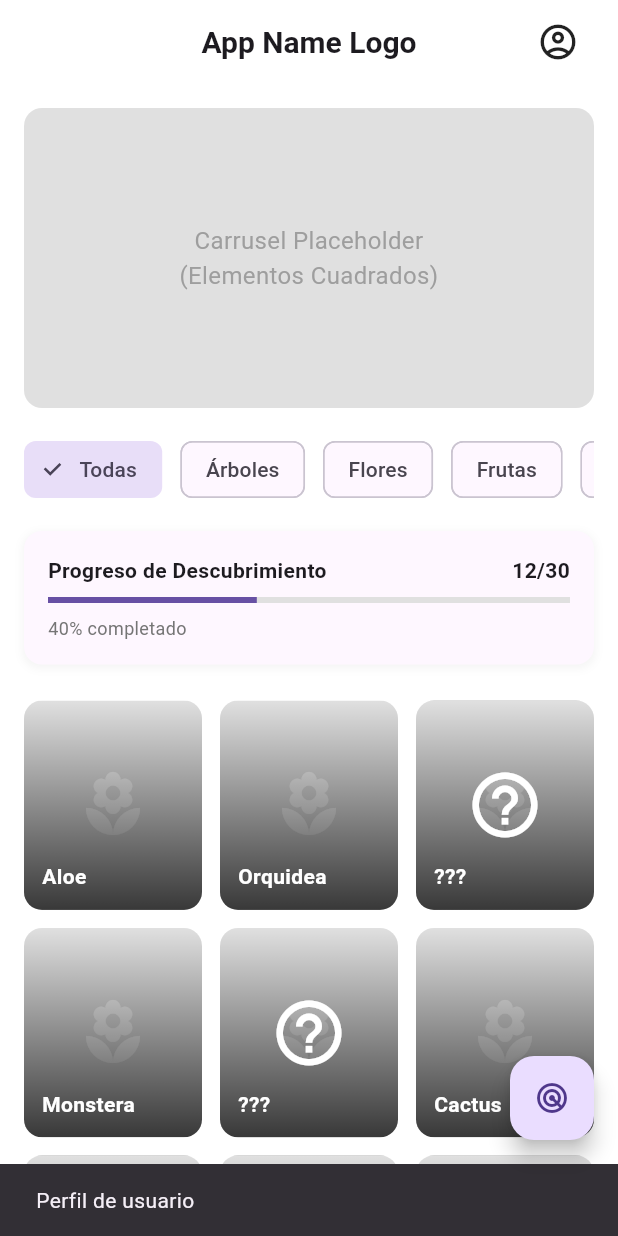
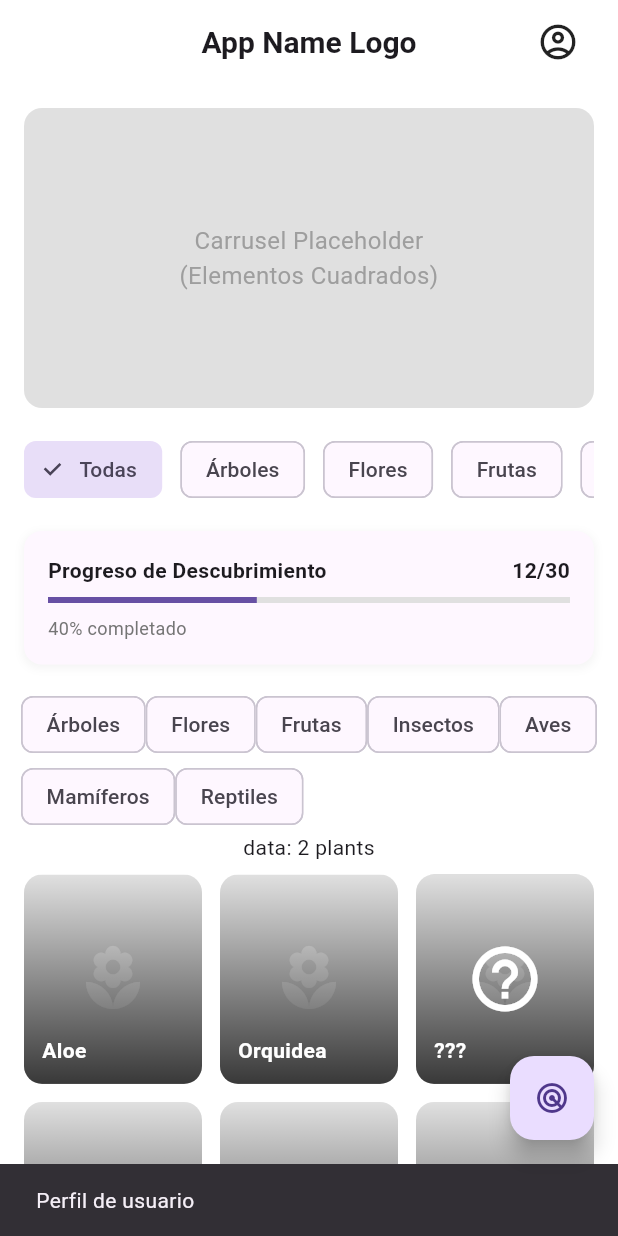
Before and after one commit to Anstayker/botanic-visit-guide-degree-project, a Flutter app: the screen it shows after launch, after a tap on the "account circle" icon, on a phone screen of 412 x 824 dp. Run offline on Flutter 3.47's test engine with Material 3 defaults, Android fonts, the phone set to English and light mode, and no system bars; our stand-ins replace bloc, dartz, equatable, flutter_bloc, get_it, hive and 2 more; accounts and stored records are empty.

Commit message:
feature refactor

```diff
--- a/lib/features/encyclopedia/presentation/pages/encyclopedia_page.dart
+++ b/lib/features/encyclopedia/presentation/pages/encyclopedia_page.dart
@@ -1,10 +1,13 @@
 import 'package:flutter/material.dart';
+
 import 'package:flutter_bloc/flutter_bloc.dart';
 
 import '../../../../injection_container.dart';
 import '../../domain/entities/plant_filter_params.dart';
 import '../../domain/usecases/ency_watch_all_plants.dart';
 import '../bloc/encyclopedia_bloc.dart';
+import '../bloc/user_progress_bloc.dart';
+import '../widgets/encyclopedia_widgets.dart';
 
 class EncyclopediaPage extends StatelessWidget {
   const EncyclopediaPage({super.key});
@@ -14,30 +17,27 @@ class EncyclopediaPage extends StatelessWidget {
     return BlocProvider(
       create: (_) => EncyclopediaBloc(watchAllPlants: sl<EncyWatchAllPlants>())
         ..add(WatchPlantsRequested(filterParams: PlantFilterParams.empty())),
-      child: BlocListener<EncyclopediaBloc, EncyclopediaState>(
-        listener: (context, state) {
-          if (state is EncyclopediaLoaded) {
-            print('Encyclopedia loaded with ${state.plants.length} plants');
-            for (final plant in state.plants) {
-              debugPrint('Plant: ${plant.name}');
+      child: BlocProvider(
+        create: (_) => UserProgressBloc(),
+        child: SliverToBoxAdapter(
+          child: Column(
+            children: const [
+              PlantFilterChips(),
+              FilterChipsWidget(),
+              UserProgressWidget(),
+              PlantGridWidget(),
+            ],
+          ),
+        ),
+      ),
+    );
   }
 }
-          if (state is EncyclopediaError) {
-            debugPrint('Encyclopedia error: ${state.message}');
-          }
-        },
-        child: SliverToBoxAdapter(
-          child: Column(
-            children: [
-              Container(
-                height: 50,
-                margin: const EdgeInsets.symmetric(horizontal: 16.0),
-                child: ListView.builder(
-                  scrollDirection: Axis.horizontal,
-                  itemCount: 8,
-                  itemBuilder: (context, index) {
-                    final categories = [
-                      'Todas',
+
+class FilterChipsWidget extends StatelessWidget {
+  const FilterChipsWidget({super.key});
+
+  final filterOptions = const [
     'Árboles',
     'Flores',
     'Frutas',
@@ -47,74 +47,61 @@ class EncyclopediaPage extends StatelessWidget {
     'Reptiles',
   ];
 
-                    final isSelected = index == 0;
-
-                    return Container(
-                      margin: const EdgeInsets.only(right: 12),
-                      child: FilterChip(
-                        label: Text(categories[index]),
-                        selected: isSelected,
+  @override
+  Widget build(BuildContext context) {
+    return Wrap(
+      children: filterOptions.map((filter) {
+        return FilterChip(
+          label: Text(filter),
           onSelected: (selected) {
-                          //TODO: Implementar logica de filtrado
-                        },
+            context.read<EncyclopediaBloc>().add(
+              WatchPlantsRequested(
+                filterParams: PlantFilterParams(categoryId: filter),
               ),
             );
           },
-                ),
-              ),
-
-              Container(
-                margin: const EdgeInsets.all(16.0),
-                padding: const EdgeInsets.all(16.0),
-                decoration: BoxDecoration(
-                  color: Theme.of(context).cardColor,
-                  borderRadius: BorderRadius.circular(12),
-                  boxShadow: [
-                    BoxShadow(
-                      color: Colors.grey.withOpacity(0.1),
-                      spreadRadius: 1,
-                      blurRadius: 4,
-                      offset: const Offset(0, 2),
-                    ),
-                  ],
-                ),
-                child: Column(
-                  crossAxisAlignment: CrossAxisAlignment.start,
-                  children: [
-                    Row(
-                      mainAxisAlignment: MainAxisAlignment.spaceBetween,
-                      children: [
-                        Text(
-                          'Progreso de Descubrimiento',
-                          style: TextStyle(fontWeight: FontWeight.bold),
-                        ),
-                        Text(
-                          '12/30',
-                          style: TextStyle(fontWeight: FontWeight.bold),
-                        ),
-                      ],
-                    ),
-                    const SizedBox(height: 8.0),
-                    LinearProgressIndicator(
-                      value: 0.4,
-                      backgroundColor: Colors.grey[300],
-                      valueColor: AlwaysStoppedAnimation<Color>(
-                        Theme.of(context).primaryColor,
-                      ),
-                      color: Theme.of(context).primaryColor,
-                    ),
-                    const SizedBox(height: 8.0),
-                    Text(
-                      '40% completado',
-                      style: TextStyle(color: Colors.grey[600], fontSize: 12),
-                    ),
-                  ],
-                ),
-              ),
-            ],
-          ),
-        ),
-      ),
+        );
+      }).toList(),
     );
   }
 }
+
+class UserProgressWidget extends StatelessWidget {
+  const UserProgressWidget({super.key});
+
+  @override
+  Widget build(BuildContext context) {
+    return BlocBuilder<UserProgressBloc, UserProgressState>(
+      builder: (_, state) {
+        if (state is UserProgressLoaded) {
+          debugPrint('User progress loaded');
+        }
+        return SizedBox.shrink();
+      },
+    );
+  }
+}
+
+class PlantGridWidget extends StatelessWidget {
+  const PlantGridWidget({super.key});
+
+  @override
+  Widget build(BuildContext context) {
+    return BlocBuilder<EncyclopediaBloc, EncyclopediaState>(
+      builder: (context, state) {
+        if (state is EncyclopediaLoaded) {
+          return Text('data: ${state.plants.length} plants');
+        }
+        if (state is EncyclopediaLoading) {
+          return CircularProgressIndicator();
+        }
+        if (state is EncyclopediaError) {
+          return Text('Error: ${state.message}');
+        }
+        //! Error Widget
+
+        return Container();
+      },
+    );
+  }
+}
--- /dev/null
+++ b/lib/features/encyclopedia/presentation/widgets/encyclopedia_widgets.dart
@@ -0,0 +1 @@
+export 'plant_filter_chips.dart';
--- /dev/null
+++ b/lib/features/encyclopedia/presentation/widgets/plant_filter_chips.dart
@@ -0,0 +1,92 @@
+import 'package:flutter/material.dart';
+
+class PlantFilterChips extends StatelessWidget {
+  const PlantFilterChips({super.key});
+
+  @override
+  Widget build(BuildContext context) {
+    return Column(
+      children: [
+        Container(
+          height: 50,
+          margin: const EdgeInsets.symmetric(horizontal: 16.0),
+          child: ListView.builder(
+            scrollDirection: Axis.horizontal,
+            itemCount: 8,
+            itemBuilder: (context, index) {
+              final categories = [
+                'Todas',
+                'Árboles',
+                'Flores',
+                'Frutas',
+                'Insectos',
+                'Aves',
+                'Mamíferos',
+                'Reptiles',
+              ];
+
+              final isSelected = index == 0;
+
+              return Container(
+                margin: const EdgeInsets.only(right: 12),
+                child: FilterChip(
+                  label: Text(categories[index]),
+                  selected: isSelected,
+                  onSelected: (selected) {
+                    //TODO: Implementar logica de filtrado
+                  },
+                ),
+              );
+            },
+          ),
+        ),
+
+        Container(
+          margin: const EdgeInsets.all(16.0),
+          padding: const EdgeInsets.all(16.0),
+          decoration: BoxDecoration(
+            color: Theme.of(context).cardColor,
+            borderRadius: BorderRadius.circular(12),
+            boxShadow: [
+              BoxShadow(
+                color: Colors.grey.withValues(alpha: 0.1),
+                spreadRadius: 1,
+                blurRadius: 4,
+                offset: const Offset(0, 2),
+              ),
+            ],
+          ),
+          child: Column(
+            crossAxisAlignment: CrossAxisAlignment.start,
+            children: [
+              Row(
+                mainAxisAlignment: MainAxisAlignment.spaceBetween,
+                children: [
+                  Text(
+                    'Progreso de Descubrimiento',
+                    style: TextStyle(fontWeight: FontWeight.bold),
+                  ),
+                  Text('12/30', style: TextStyle(fontWeight: FontWeight.bold)),
+                ],
+              ),
+              const SizedBox(height: 8.0),
+              LinearProgressIndicator(
+                value: 0.4,
+                backgroundColor: Colors.grey[300],
+                valueColor: AlwaysStoppedAnimation<Color>(
+                  Theme.of(context).primaryColor,
+                ),
+                color: Theme.of(context).primaryColor,
+              ),
+              const SizedBox(height: 8.0),
+              Text(
+                '40% completado',
+                style: TextStyle(color: Colors.grey[600], fontSize: 12),
+              ),
+            ],
+          ),
+        ),
+      ],
+    );
+  }
+}
--- a/lib/features/exploration/presentation/pages/radar_page.dart
+++ b/lib/features/exploration/presentation/pages/radar_page.dart
@@ -11,7 +11,7 @@ class RadarPage extends StatelessWidget {
     final colorScheme = theme.colorScheme;
 
     return Scaffold(
-      backgroundColor: colorScheme.surface.withOpacity(0.95),
+      backgroundColor: colorScheme.surface.withValues(alpha: 0.95),
       body: SafeArea(
         child: Column(
           children: [
@@ -41,7 +41,7 @@ class RadarPage extends StatelessWidget {
                 child: ClipRRect(
                   borderRadius: BorderRadius.circular(28),
                   child: Container(
-                    color: colorScheme.surfaceTint.withOpacity(0.08),
+                    color: colorScheme.surfaceTint.withValues(alpha: 0.08),
                     child: const RadarView(),
                   ),
                 ),
--- a/lib/features/home/presentation/widgets/plant_grid.dart
+++ b/lib/features/home/presentation/widgets/plant_grid.dart
@@ -62,7 +62,7 @@ class PlantGridSliver extends StatelessWidget {
                             end: Alignment.bottomCenter,
                             colors: [
                               Colors.transparent,
-                              Colors.black.withOpacity(0.75),
+                              Colors.black.withValues(alpha: 0.75),
                             ],
                           ),
                         ),
--- a/lib/features/plant_details/presentation/pages/plant_details_page.dart
+++ b/lib/features/plant_details/presentation/pages/plant_details_page.dart
@@ -38,7 +38,7 @@ class PlantDetailsPage extends StatelessWidget {
                 onPressed: () => Navigator.of(context).maybePop(),
                 icon: const Icon(Icons.arrow_back),
                 style: IconButton.styleFrom(
-                  backgroundColor: Colors.black.withOpacity(0.45),
+                  backgroundColor: Colors.black.withValues(alpha: 0.45),
                   foregroundColor: Colors.white,
                 ),
               ),
@@ -57,7 +57,7 @@ class PlantDetailsPage extends StatelessWidget {
                   ),
                   boxShadow: [
                     BoxShadow(
-                      color: Colors.black.withOpacity(0.12),
+                      color: Colors.black.withValues(alpha: 0.12),
                       blurRadius: 16,
                       offset: const Offset(0, -6),
                     ),
```
Also changed, not shown: lib/core/usecases/stream_usecase.dart (+4 -4 lines), lib/core/usecases/usecase.dart (+4 -4 lines), lib/features/encyclopedia/presentation/bloc/user_progress_bloc.dart (added, +13 -0 lines), lib/features/encyclopedia/presentation/bloc/user_progress_event.dart (added, +25 -0 lines), lib/features/encyclopedia/presentation/bloc/user_progress_state.dart (added, +36 -0 lines), lib/features/exploration/presentation/widgets/radar_view.dart (+5 -5 lines), 1 other file. Lines whose indentation alone changed are shown as unchanged.
